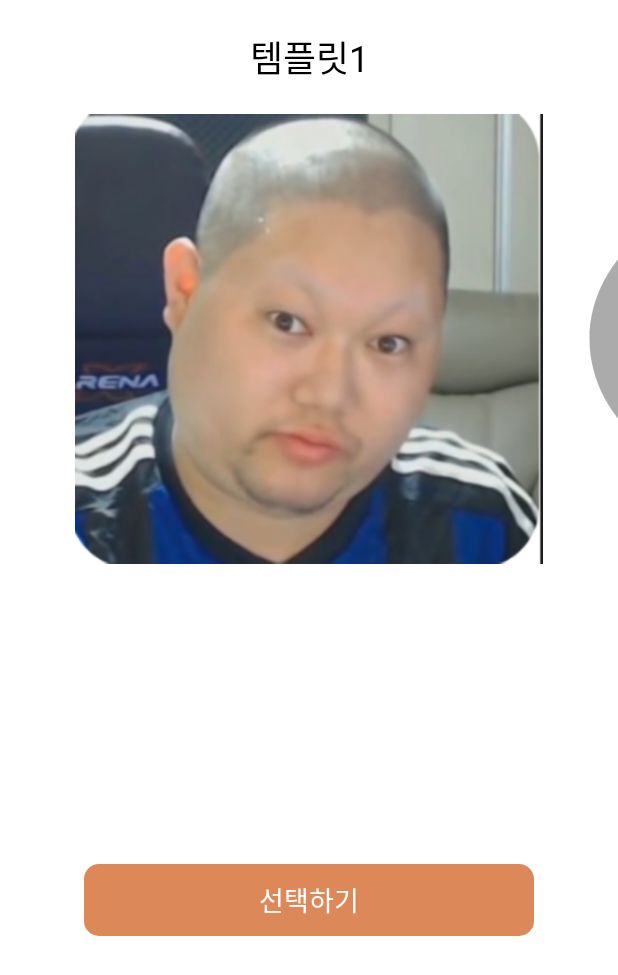
After one commit to tukcomCD2024/SnowBall, an Android app: the fragment ChooseTemplateFragment shown on its own in the app's theme, on a phone screen of 412 x 824 dp. The commit adds this screen. Shown: the top 975 px of the screen. Run offline under Robolectric (Android 15) with nearby library versions, the phone set to English and light mode, and no system bars; our stand-ins replace data binding.

Commit message:
[#13] 템플릿 선택 UI

```diff
--- /dev/null
+++ b/Android/app/src/main/java/com/snowball/memetory/presentation/ui/generatememe/ChooseTemplateFragment.kt
@@ -0,0 +1,83 @@
+package com.snowball.memetory.presentation.ui.generatememe
+
+import android.os.Bundle
+import android.util.Log
+import androidx.fragment.app.Fragment
+import android.view.LayoutInflater
+import android.view.View
+import android.view.ViewGroup
+import androidx.databinding.DataBindingUtil
+import androidx.navigation.fragment.findNavController
+import androidx.viewpager2.widget.ViewPager2
+import com.snowball.memetory.R
+import com.snowball.memetory.databinding.FragmentChooseTemplateBinding
+import com.snowball.memetory.presentation.ui.generatememe.adapter.TemplateDetailVPAdater
+import kotlin.math.abs
+
+class ChooseTemplateFragment : Fragment() {
+
+    lateinit var binding: FragmentChooseTemplateBinding
+
+    override fun onCreate(savedInstanceState: Bundle?) {
+        super.onCreate(savedInstanceState)
+    }
+
+    override fun onCreateView(
+        inflater: LayoutInflater, container: ViewGroup?,
+        savedInstanceState: Bundle?
+    ): View? {
+        // Inflate the layout for this fragment
+        binding = DataBindingUtil.inflate(inflater, R.layout.fragment_choose_template, container, false)
+        return binding.root
+    }
+
+    override fun onActivityCreated(savedInstanceState: Bundle?) {
+        super.onActivityCreated(savedInstanceState)
+
+        var imgRes = arrayListOf<Int>(
+            R.drawable.gamst,
+            R.drawable.ic_play_circle_32,
+            R.drawable.gamst,
+            R.drawable.ic_play_circle_32
+        )
+
+        binding.templateViewPager.adapter = TemplateDetailVPAdater(imgRes)
+        setOffsetBetweenPages()
+
+        binding.templateViewPager.registerOnPageChangeCallback(object : ViewPager2.OnPageChangeCallback() {
+
+            override fun onPageSelected(position: Int) {
+                super.onPageSelected(position)
+                Log.d("ViewPagerFragment", "Page ${position+1}")
+                if (position == 1) {
+                    findNavController().navigate(R.id.chooseVoiceFragment)
+                }
+            }
+        })
+
+    }
+
+    private fun setOffsetBetweenPages() {
+        // 관리하는 페이지 수. default = 1
+        binding.templateViewPager.offscreenPageLimit = 4
+        // item_view 간의 양 옆 여백을 상쇄할 값
+        val offsetBetweenPages =
+            resources.getDimensionPixelOffset(R.dimen.offsetBetweenPages).toFloat()
+        binding.templateViewPager.setPageTransformer { page, position ->
+            val myOffset = position * -(2 * offsetBetweenPages)
+            if (position < -1) {
+                page.translationX = -myOffset
+            } else if (position <= 1) {
+                // Paging 시 Y축 Animation 배경색을 약간 연하게 처리
+                val scaleFactor = 0.8f.coerceAtLeast(1 - abs(position))
+                page.translationX = myOffset
+                page.scaleY = scaleFactor
+                page.alpha = scaleFactor
+            } else {
+                page.alpha = 0f
+                page.translationX = myOffset
+            }
+        }
+    }
+
+}
--- /dev/null
+++ b/Android/app/src/main/java/com/snowball/memetory/presentation/ui/generatememe/adapter/TemplateDetailVPAdater.kt
@@ -0,0 +1,33 @@
+package com.snowball.memetory.presentation.ui.generatememe.adapter
+
+import android.view.LayoutInflater
+import android.view.View
+import android.view.ViewGroup
+import androidx.databinding.DataBindingUtil
+import androidx.recyclerview.widget.RecyclerView
+import com.snowball.memetory.R
+import com.snowball.memetory.databinding.ItemTemplateDetailBinding
+
+class TemplateDetailVPAdater(private val imgRes: ArrayList<Int>)
+    : RecyclerView.Adapter<TemplateDetailVPAdater.ViewHolder>() {
+
+    override fun onCreateViewHolder(
+        parent: ViewGroup,
+        viewType: Int
+    ): TemplateDetailVPAdater.ViewHolder {
+        val view = DataBindingUtil.inflate<ItemTemplateDetailBinding>(LayoutInflater.from(parent.context), R.layout.item_template_detail, parent,false)
+        return ViewHolder(view)
+    }
+
+    override fun onBindViewHolder(holder: TemplateDetailVPAdater.ViewHolder, position: Int) {
+        holder.img.setImageResource(imgRes[position])
+    }
+
+    override fun getItemCount(): Int {
+        return imgRes.size
+    }
+
+    inner class ViewHolder(binding : ItemTemplateDetailBinding): RecyclerView.ViewHolder(binding.root) {
+        val img = binding.templateImg
+    }
+}
--- /dev/null
+++ b/Android/app/src/main/res/layout/fragment_choose_template.xml
@@ -0,0 +1,51 @@
+<?xml version="1.0" encoding="utf-8"?>
+<layout xmlns:android="http://schemas.android.com/apk/res/android"
+    xmlns:tools="http://schemas.android.com/tools"
+    xmlns:app="http://schemas.android.com/apk/res-auto">
+
+    <data>
+
+    </data>
+
+    <androidx.constraintlayout.widget.ConstraintLayout
+        android:layout_width="match_parent"
+        android:layout_height="match_parent"
+        android:paddingTop="20dp"
+        tools:context=".presentation.ui.generatememe.ChooseTemplateFragment">
+
+        <androidx.appcompat.widget.AppCompatTextView
+            android:id="@+id/titleText"
+            android:layout_width="wrap_content"
+            android:layout_height="wrap_content"
+            android:textAppearance="@style/TextAppearance.App.h3"
+            android:text="템플릿1"
+            app:layout_constraintTop_toTopOf="parent"
+            app:layout_constraintStart_toStartOf="parent"
+            app:layout_constraintEnd_toEndOf="parent" />
+
+        <androidx.viewpager2.widget.ViewPager2
+            android:id="@+id/templateViewPager"
+            android:layout_width="match_parent"
+            android:layout_height="300dp"
+            android:orientation="horizontal"
+            android:layout_marginTop="20dp"
+            app:layout_constraintStart_toStartOf="parent"
+            app:layout_constraintEnd_toEndOf="parent"
+            app:layout_constraintTop_toBottomOf="@id/titleText" />
+
+        <androidx.appcompat.widget.AppCompatButton
+            android:id="@+id/confirmBtn"
+            android:layout_width="300dp"
+            android:layout_height="wrap_content"
+            android:background="@drawable/corner_radius_10"
+            android:backgroundTint="@color/mainBtn"
+            android:textAppearance="@style/TextAppearance.App.button"
+            android:textColor="@color/white"
+            android:text="선택하기"
+            app:layout_constraintTop_toBottomOf="@id/templateViewPager"
+            app:layout_constraintBottom_toBottomOf="parent"
+            app:layout_constraintStart_toStartOf="parent"
+            app:layout_constraintEnd_toEndOf="parent" />
+
+    </androidx.constraintlayout.widget.ConstraintLayout>
+</layout>
--- /dev/null
+++ b/Android/app/src/main/res/layout/item_template_detail.xml
@@ -0,0 +1,26 @@
+<?xml version="1.0" encoding="utf-8"?>
+<layout xmlns:android="http://schemas.android.com/apk/res/android"
+    xmlns:app="http://schemas.android.com/apk/res-auto">
+
+    <data>
+
+    </data>
+
+    <androidx.constraintlayout.widget.ConstraintLayout
+        android:layout_width="match_parent"
+        android:layout_height="match_parent"
+        android:layout_marginHorizontal="50dp">
+
+        <androidx.appcompat.widget.AppCompatImageView
+            android:id="@+id/templateImg"
+            android:layout_width="match_parent"
+            android:layout_height="300dp"
+            android:src="@drawable/gamst"
+            android:background="@drawable/corner_radius_10"
+            app:layout_constraintStart_toStartOf="parent"
+            app:layout_constraintEnd_toEndOf="parent"
+            app:layout_constraintTop_toTopOf="parent" />
+
+
+    </androidx.constraintlayout.widget.ConstraintLayout>
+</layout>
--- a/Android/app/src/main/res/values/dimen.xml
+++ b/Android/app/src/main/res/values/dimen.xml
@@ -12,4 +12,6 @@
 
     <dimen name="text_button">18sp</dimen>
 
+    <!--  item_view 간의 양 옆 여백을 상쇄할 값   -->
+    <dimen name="offsetBetweenPages">50dp</dimen>
 </resources>
```
